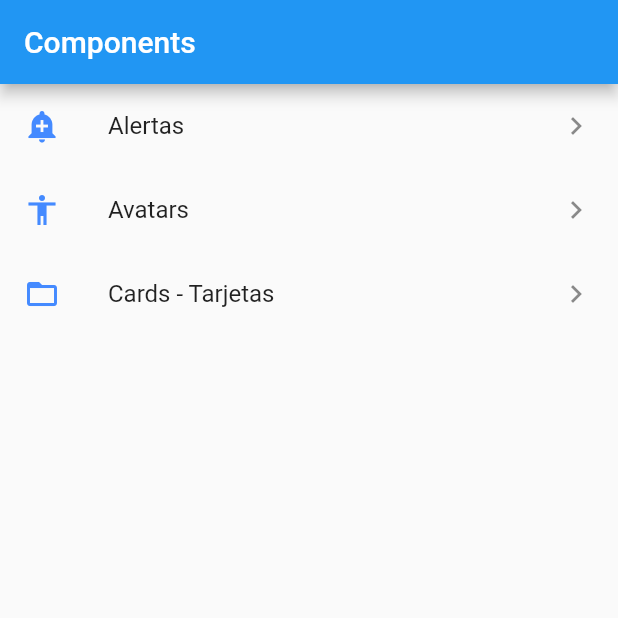
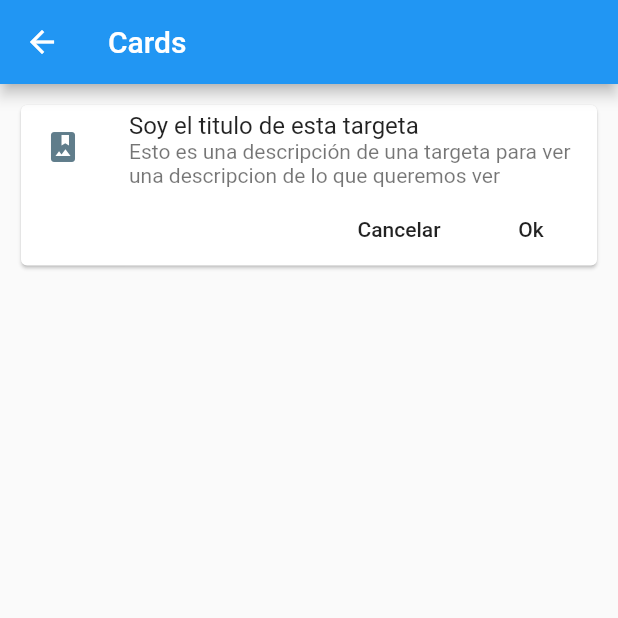
Before and after one commit to MariaLPF/componentes, a Flutter app: the screen it shows after launch, after a tap on "Cards - Tarjetas", on a phone screen of 412 x 824 dp, the top half of it. Run offline on Flutter 3.47's test engine with Material 2 defaults, Android fonts, the phone set to English and light mode, and no system bars.

Commit message:
Un ejemplo de targeta sencillo

```diff
--- a/lib/main.dart
+++ b/lib/main.dart
@@ -1,9 +1,7 @@
-//import 'package:componentes/src/pages/home_temp.dart';
 import 'package:componentes/src/pages/alert_page.dart';
-import 'package:componentes/src/pages/avatar_page.dart';
+import 'package:componentes/src/routes/routes.dart';
 import 'package:flutter/material.dart';
 
-import 'src/pages/home_page.dart';
 
 void main() => runApp(MyApp());
 
@@ -13,15 +11,14 @@ class MyApp extends StatelessWidget {
     return MaterialApp(
       title: 'Components App',
       debugShowCheckedModeBanner: false,
-     // home: HomePageTemp(),
-     //home: HomePage(),
      initialRoute: '/',
-     routes: <String, WidgetBuilder>{
-       '/'      : (BuildContext context) => HomePage(),
-       'alert'  : (BuildContext context) => AlertPage(),
-       'avatar' : (BuildContext context) => AvatarPage(),
-
-     }
+     routes: getAppRoutes(),
+     onGenerateRoute: (settings){
+       print('Ruta llamada: ${settings.name}');
+       return MaterialPageRoute(
+         builder: (BuildContext context) => AlertPage()
+       );
+     },
     );
   }
 }
--- /dev/null
+++ b/lib/src/pages/card_page.dart
@@ -0,0 +1,50 @@
+import 'package:flutter/material.dart';
+
+class CardPage extends StatelessWidget {
+
+  @override
+  Widget build(BuildContext context) {
+    return  Scaffold(
+        appBar: AppBar(
+          title: Text('Cards'),
+        ),
+        body: ListView(
+          padding: EdgeInsets.all(10.0),
+          children: <Widget>[
+            _cardType1()
+          ],
+        ),
+    );
+  }
+
+  Widget _cardType1() {
+    return Card(
+      child: Column(
+        children: <Widget>[
+          ListTile(
+            leading: Icon(Icons.photo_album, color: Colors.blueGrey,),
+            title: Text('Soy el titulo de esta targeta'),
+            subtitle: Text('Esto es una descripción de una targeta para ver una descripcion de lo que queremos ver'),
+          ),
+          Row(
+            mainAxisAlignment: MainAxisAlignment.end,
+            children: <Widget>[
+              FlatButton(
+                child: Text('Cancelar'),
+                onPressed: (){
+
+                },
+              ),
+              FlatButton(
+                child: Text('Ok'),
+                onPressed: (){
+
+                },
+              )
+            ],
+          )
+        ],
+      ),
+    );
+  }
+}
--- /dev/null
+++ b/lib/src/routes/routes.dart
@@ -0,0 +1,16 @@
+import 'package:componentes/src/pages/card_page.dart';
+import 'package:flutter/material.dart';
+
+import 'package:componentes/src/pages/alert_page.dart';
+import 'package:componentes/src/pages/avatar_page.dart';
+import 'package:componentes/src/pages/home_page.dart';
+
+Map<String, WidgetBuilder> getAppRoutes() {
+  return <String, WidgetBuilder>{
+    '/'     : (BuildContext context) => HomePage(),
+    'alert' : (BuildContext context) => AlertPage(),
+    'avatar': (BuildContext context) => AvatarPage(),
+    'card'  : (BuildContext context) => CardPage(),
+
+  };
+}
```
